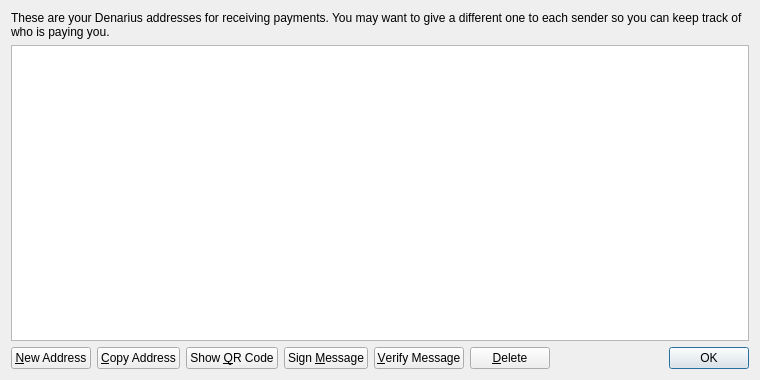
This is src/qt/forms/addressbookpage.ui in Olliecad1/CLEO-Global as Qt 5 draws it before an edit. The edited form follows.
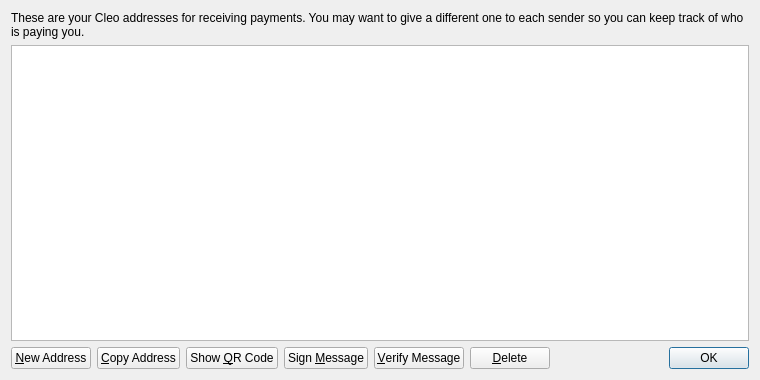
This is the edited form. Icons and pictures are not drawn.

The edit to the form file:
```diff
--- a/src/qt/forms/addressbookpage.ui
+++ b/src/qt/forms/addressbookpage.ui
@@ -17,7 +17,7 @@
    <item>
     <widget class="QLabel" name="labelExplanation">
      <property name="text">
-      <string>These are your Denarius addresses for receiving payments. You may want to give a different one to each sender so you can keep track of who is paying you.</string>
+      <string>These are your Cleo addresses for receiving payments. You may want to give a different one to each sender so you can keep track of who is paying you.</string>
      </property>
      <property name="textFormat">
       <enum>Qt::PlainText</enum>
```
Left out of the diff: 4 changed lines with no effect on the pictures.
